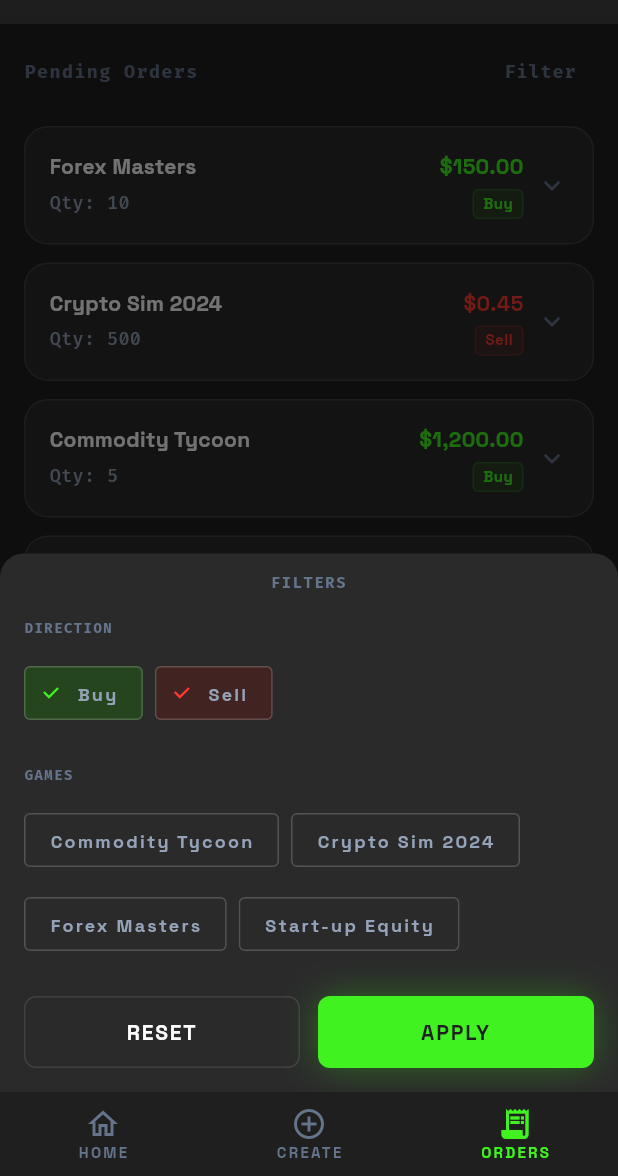
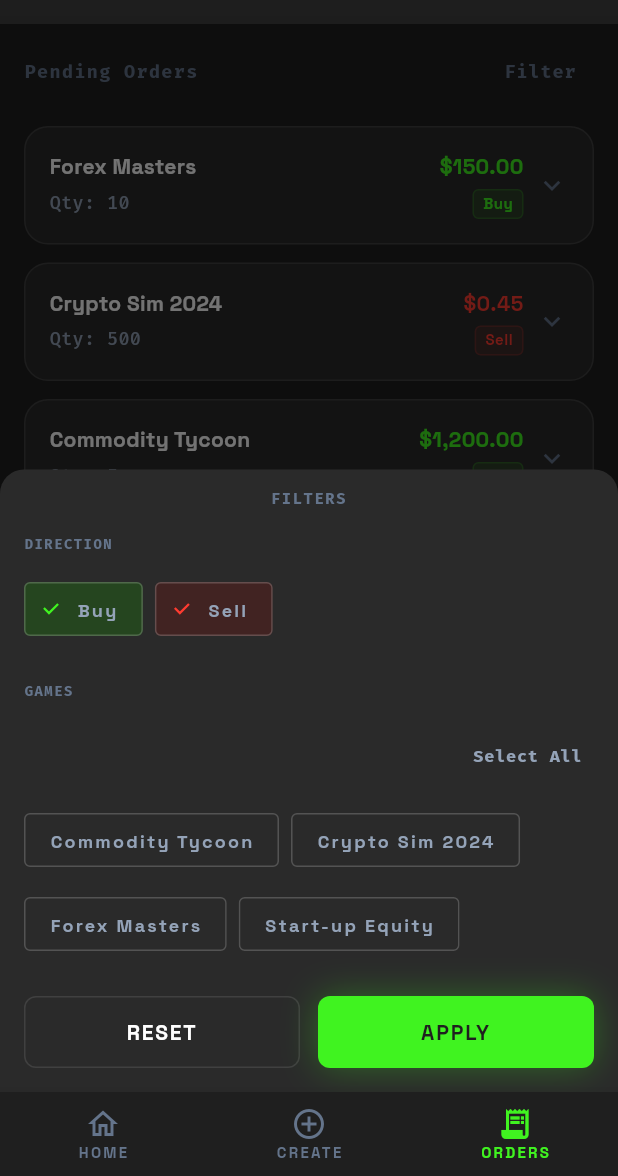
Before and after one commit to Tanmay-Johri/uncertain-envelopes-2, a Flutter app: the PendingOrdersScreen screen opened by its route, after a tap on "Filter", on a phone screen of 412 x 824 dp, the part 60-1236 px from its top. Run offline on Flutter 3.47's test engine with Material 3 defaults, Android fonts, the phone set to English and light mode, and no system bars; our stand-ins replace fl_chart, go_router.

Commit message:
feat(orders): Select All games in pending orders filter sheet
Adds tertiary TextButton above game chips (hidden when list empty).
Widget test: narrow then select-all restores all rows.

Co-authored-by: Cursor <cursoragent@cursor.com>

```diff
--- a/lib/ui/screens/orders/pending_orders_screen.dart
+++ b/lib/ui/screens/orders/pending_orders_screen.dart
@@ -362,6 +362,39 @@ class _PendingOrdersFilterSheetState extends State<_PendingOrdersFilterSheet> {
                   ),
                 )
               else
+                Column(
+                  crossAxisAlignment: CrossAxisAlignment.stretch,
+                  mainAxisSize: MainAxisSize.min,
+                  children: [
+                    Align(
+                      alignment: Alignment.centerRight,
+                      child: TextButton(
+                        key: const ValueKey(
+                          'pending-orders-filter-games-select-all',
+                        ),
+                        style: TextButton.styleFrom(
+                          foregroundColor: AppColors.textTertiary,
+                          padding: const EdgeInsets.symmetric(
+                            horizontal: AppSpacing.sm,
+                          ),
+                        ),
+                        onPressed: () {
+                          setState(() {
+                            _gameSelection =
+                                Set<String>.from(widget.gameTitles);
+                          });
+                        },
+                        child: Text(
+                          'Select All',
+                          style: AppTypography.monoSmall.copyWith(
+                            fontSize: 11,
+                            fontWeight: FontWeight.bold,
+                            letterSpacing: 0.5,
+                          ),
+                        ),
+                      ),
+                    ),
+                    const SizedBox(height: AppSpacing.sm),
                     Wrap(
                       spacing: AppSpacing.sm,
                       runSpacing: AppSpacing.sm,
@@ -397,6 +430,8 @@ class _PendingOrdersFilterSheetState extends State<_PendingOrdersFilterSheet> {
                           )
                           .toList(),
                     ),
+                  ],
+                ),
               const SizedBox(height: AppSpacing.xxl),
               Row(
                 children: [
```
Also changed, not shown: 1 other file. Lines whose indentation alone changed are shown as unchanged.
